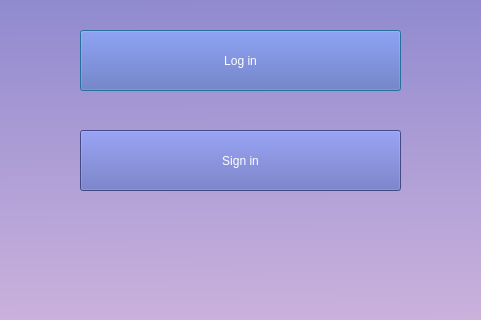
This is Skriptovi/First.ui in xcWhy/QiuzJob as Qt 5 draws it before an edit; both pictures show x 350 to 831 and y 300 to 620 of the 1200 by 800 pixel window. The edited form follows.
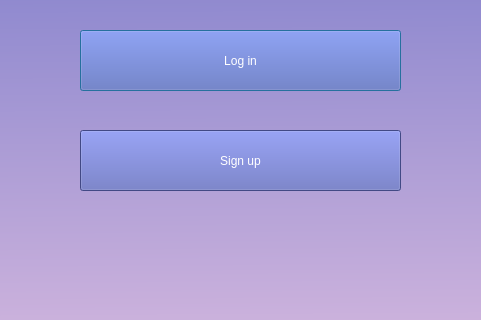
This is the edited form.

```diff
--- a/Skriptovi/First.ui
+++ b/Skriptovi/First.ui
@@ -103,7 +103,7 @@
 </string>
     </property>
     <property name="text">
-     <string>Sign in</string>
+     <string>Sign up</string>
     </property>
    </widget>
    <widget class="QLabel" name="label_2">
```
